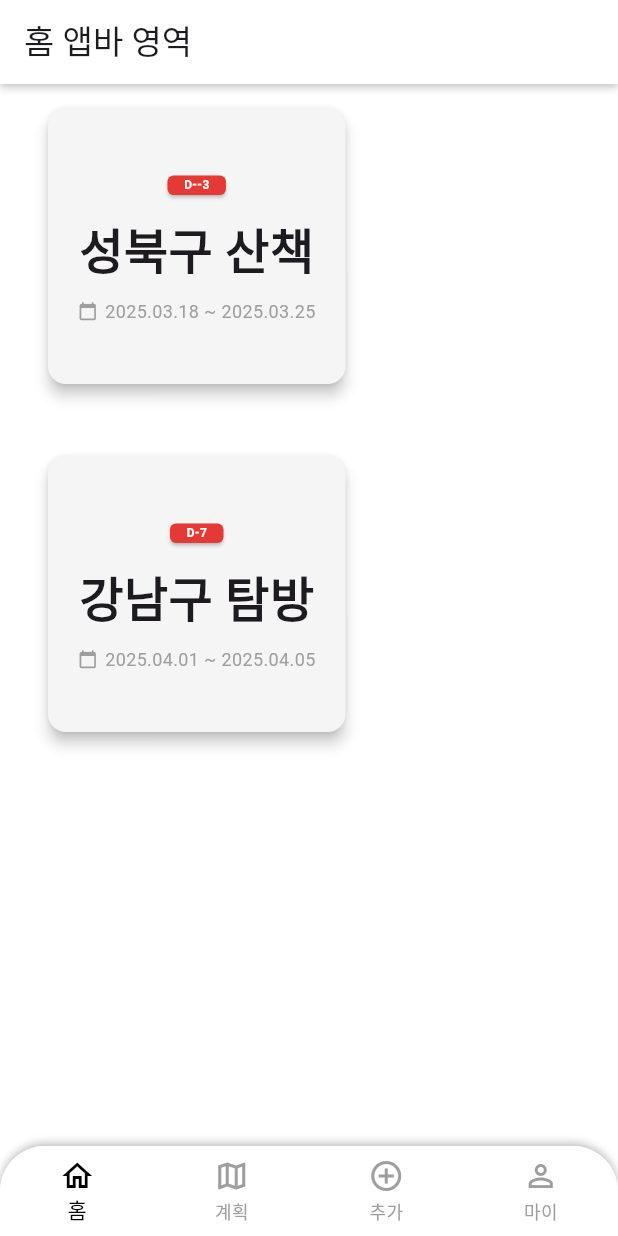
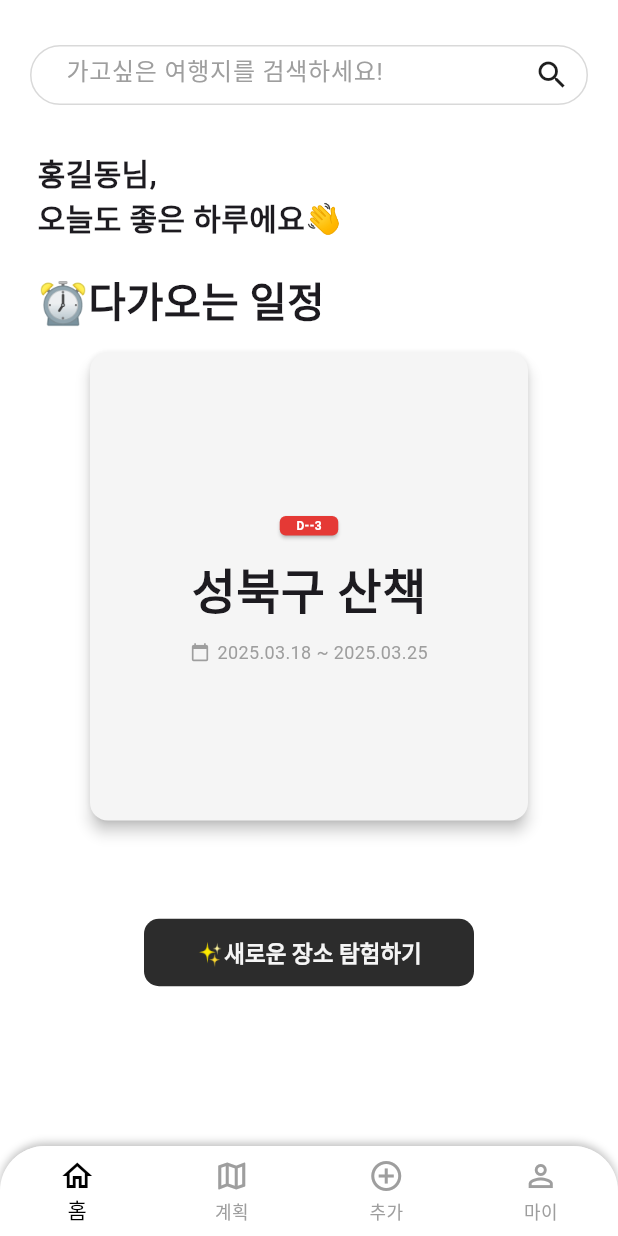
Before and after one commit to Poiurity/FE_Flutter, a Flutter app: the screen it shows after launch, on a phone screen of 412 x 824 dp. Run offline on Flutter 3.47's test engine with Material 3 defaults, Android fonts, the light colour scheme and no system bars.

Commit message:
feature: 2차 업데이트

```diff
--- a/lib/components/app_bar.dart
+++ b/lib/components/app_bar.dart
@@ -8,14 +8,15 @@ class DefaultAppBar extends StatelessWidget implements PreferredSizeWidget {
   @override
   Widget build(BuildContext context) {
     return Container(
+      // AppBar에 그림자 효과 추가
       decoration: BoxDecoration(
-          boxShadow: [
-            BoxShadow(
-                color: Color(0x3F000000),
-                blurRadius: 4,
-                offset: Offset(0, 2)
-            )
-          ]
+        boxShadow: [
+          BoxShadow(
+            color: Color(0x3F000000),
+            blurRadius: 4,
+            offset: Offset(0, 2),
+          )
+        ],
       ),
       height: 120,
       child: AppBar(
@@ -25,6 +26,68 @@ class DefaultAppBar extends StatelessWidget implements PreferredSizeWidget {
     );
   }
 
+  // AppBar 높이 설정 (kToolbarHeight = 기본 높이)
   @override
   Size get preferredSize => const Size.fromHeight(kToolbarHeight);
 }
+
+class SearchAppBar extends StatelessWidget implements PreferredSizeWidget {
+  const SearchAppBar({Key? key}) : super(key: key);
+
+  @override
+  Widget build(BuildContext context) {
+
+    // SafeArea -> 노치 등 시스템 UI와 겹치지 않게 함
+    return SafeArea(
+
+      // appBar 대신 Container 반환
+      child: Container(
+        height: preferredSize.height,
+        color: Colors.transparent, // AppBar 배경 없음
+        padding: const EdgeInsets.symmetric(horizontal: 20),
+        alignment: Alignment.center,
+        child: Container(
+          height: 40,
+          decoration: BoxDecoration(
+            color: Colors.white,
+            borderRadius: BorderRadius.circular(30),
+
+          ),
+          child: TextField(
+            decoration: InputDecoration(
+              hintText: '가고싶은 여행지를 검색하세요!',
+              hintStyle: const TextStyle(fontSize: 16, color: Colors.grey),
+
+              // 입력 가능할 경우(아무 동작도 하지 않았을 때) 검색창 스타일
+              enabledBorder: OutlineInputBorder(
+                  borderRadius: BorderRadius.circular(30),
+                  borderSide: const BorderSide(color: Color(0xFFD9D9D9))
+              ),
+
+              // 입력 중일 경우 검색창 스타일
+              focusedBorder: OutlineInputBorder(
+                  borderRadius: BorderRadius.circular(30),
+                  borderSide: const BorderSide(color: Color(0xFFD9D9D9))
+              ),
+
+              // 입력 중인 텍스트에 대한 패딩
+              contentPadding: const EdgeInsets.symmetric(horizontal: 20, vertical: 14),
+
+              // 검색창 우측 부분에 표시될 아이콘
+              suffixIcon: IconButton(
+                icon: const Icon(Icons.search, color: Color(0xFF1E1E1E)),
+                onPressed: () {
+                  // 더미 검색 기능
+                  debugPrint("검색 버튼 클릭됨 (추후 기능 연결 예정)");
+                },
+              ),
+            ),
+          ),
+        ),
+      ),
+    );
+  }
+
+  @override
+  Size get preferredSize => const Size.fromHeight(100);
+}
--- a/lib/components/plan_card.dart
+++ b/lib/components/plan_card.dart
@@ -1,54 +1,67 @@
 import 'package:flutter/material.dart';
-import '../pages/connection_example.dart'; // Import the new page
+import '../pages/connection_example.dart'; // 연결될 페이지 import
 
 class PlanCard extends StatelessWidget {
-  final String title; // 카드 제목
-  final String startDate; // 시작 날짜 (YYYY.MM.DD 형식)
-  final String endDate; // 끝 날짜 (YYYY.MM.DD 형식)
+  final String title;      // 카드 제목
+  final String startDate;  // 여행 시작 날짜 (형식: YYYY.MM.DD)
+  final String endDate;    // 여행 종료 날짜 (형식: YYYY.MM.DD)
+  final double size_h; // 카드의 높이
+  final double size_w; // 카드의 너비
 
   const PlanCard({
     Key? key,
     required this.title,
     required this.startDate,
     required this.endDate,
+    required this.size_h,
+    required this.size_w,
   }) : super(key: key);
 
-  // 남은 날 계산 함수
+  // 종료일까지 남은 일 수 계산
   int calculateRemainingDays(String endDate) {
-    final today = DateTime.now(); // 현재 날짜
-    final endDateObj = DateTime.parse(endDate.replaceAll('.', '-')); // 종료 날짜를 DateTime으로 변환
-    final difference = endDateObj.difference(today); // 차이 계산
-    return difference.inDays; // 남은 날 반환
+    final today = DateTime.now();
+    final endDateObj = DateTime.parse(endDate.replaceAll('.', '-'));
+    final difference = endDateObj.difference(today);
+    return difference.inDays;
   }
 
-  // 날짜 범위 문자열 생성
+  // 시작일 ~ 종료일 형식의 날짜 범위 문자열 반환
   String get dateRange => "$startDate ~ $endDate";
 
   @override
   Widget build(BuildContext context) {
-    final remainingDays = calculateRemainingDays(endDate); // 남은 날 계산
+    final remainingDays = calculateRemainingDays(endDate);
 
-    return InkWell(
-      onTap: () {
-        Navigator.push(
-          context,
-          MaterialPageRoute(builder: (context) => const ConnectionPageExample()), // Navigate to the new page
-        );
-      },
+    return SizedBox( // 카드 위젯의 크기 명시
+      height: size_h,
+      width: size_w,
       child: Card(
+        clipBehavior: Clip.antiAlias, // 카드 외부 영역이 터지되지 않도록 처리함
+
         color: Color(0xFFF5F5F5),
         elevation: 4,
         shape: RoundedRectangleBorder(
           borderRadius: BorderRadius.circular(12),
         ),
-        margin: const EdgeInsets.all(16),
+        child: InkWell(
+          onTap: () {
+            Navigator.push(
+              context,
+              MaterialPageRoute(
+                builder: (context) => const ConnectionPageExample(),
+              ),
+            );
+          },
           child: Padding(
-          padding: const EdgeInsets.fromLTRB(20, 40, 20, 40), // 내부 여백 조정
+            padding: const EdgeInsets.fromLTRB(20, 40, 20, 40),
+
             child: Column(
-            mainAxisAlignment: MainAxisAlignment.center, // 세로축 중앙 정렬
-            crossAxisAlignment: CrossAxisAlignment.center, // 가로축 중앙 정렬
-            mainAxisSize: MainAxisSize.min, // 내용에 맞게 크기 조정
+              mainAxisAlignment: MainAxisAlignment.center,
+              crossAxisAlignment: CrossAxisAlignment.center,
+              mainAxisSize: MainAxisSize.min,
+
               children: [
+                // D-day 표시 영역
                 Card(
                   color: Colors.red[600],
                   shape: RoundedRectangleBorder(
@@ -56,34 +69,43 @@ class PlanCard extends StatelessWidget {
                   ),
                   margin: const EdgeInsets.all(5),
                   child: Padding(
-                  padding:
-                  const EdgeInsets.symmetric(horizontal: 11, vertical: 1),
-                  child: Text("D-$remainingDays",
+                    padding: const EdgeInsets.symmetric(horizontal: 11, vertical: 1),
+                    child: Text(
+                      "D-$remainingDays",
                       style: TextStyle(
                         color: Colors.white,
                         fontSize: 8,
-                          fontWeight: FontWeight.bold)),
+                        fontWeight: FontWeight.bold,
                       ),
                     ),
-              const SizedBox(height: 8), // 간격 추가
-              Text(title,
-                  style:
-                  TextStyle(fontSize: 32, fontWeight: FontWeight.bold)),
+                  ),
+                ),
+
                 const SizedBox(height: 8),
+
+                // 여행 제목
+                Text(
+                  title,
+                  style: TextStyle(fontSize: 32, fontWeight: FontWeight.bold),
+                ),
+
+                const SizedBox(height: 8),
+
+                // 여행 날짜 범위 (달력 아이콘 + 텍스트)
                 Row(
-                mainAxisSize: MainAxisSize.min, // Row 크기를 내용에 맞게 조정
-                mainAxisAlignment:
-                MainAxisAlignment.center, // Row 내부 요소 중앙 정렬
+                  mainAxisSize: MainAxisSize.min,
+                  mainAxisAlignment: MainAxisAlignment.center,
                   children: [
-                  Icon(Icons.calendar_today,
-                      size: 13, color: Colors.grey),
+                    Icon(Icons.calendar_today, size: 13, color: Colors.grey),
                     const SizedBox(width: 5),
-                  Text(dateRange,
-                      style:
-                      TextStyle(fontSize: 12, color: Colors.grey)),
+                    Text(
+                      dateRange,
+                      style: TextStyle(fontSize: 12, color: Colors.grey),
+                    ),
                   ],
-              )
+                ),
               ],
+            ),
           ),
         ),
       ),
--- /dev/null
+++ b/lib/components/proceed_button.dart
@@ -0,0 +1,49 @@
+import 'package:flutter/material.dart';
+
+class ProceedButton extends StatelessWidget {
+  final double size_w; // 버튼 너비
+  final double size_h; // 버튼 높이
+  final String text; // 버튼 텍스트
+  final FontWeight fontWeight_; // 버튼 텍스트 굵기
+  final double fontSize_; // 버튼 텍스트 크기
+  final EdgeInsetsGeometry padding_; // 버튼 패딩값
+  final Function()? onTap; // 탭할 시 실행될 함수
+
+  const ProceedButton ({
+    Key? key,
+    required this.size_w,
+    required this.size_h,
+    required this.text,
+    required this.fontSize_,
+    required this.fontWeight_,
+    required this.padding_,
+    this.onTap
+  }) : super(key: key);
+
+  @override
+  Widget build(BuildContext context) {
+    return ElevatedButton(
+      onPressed: onTap,
+      style: ButtonStyle(
+
+        // WidgetStateProperty.all -> hover, tap 등 모든 동작 상황에 같은 스타일 적용
+        backgroundColor: WidgetStateProperty.all(const Color(0xFF2C2C2C)),
+        foregroundColor: WidgetStateProperty.all(const Color(0xFFF5F5F5)),
+        padding: WidgetStateProperty.all(padding_),
+        fixedSize: WidgetStateProperty.all(Size(size_w, size_h)),
+        shape: WidgetStateProperty.all(
+          RoundedRectangleBorder(
+            borderRadius: BorderRadius.circular(10),
+          ),
+        ),
+        textStyle: WidgetStateProperty.all(
+          TextStyle(
+            fontSize: fontSize_,
+            fontWeight: fontWeight_,
+          ),
+        ),
+      ),
+      child: Text(text),
+    );
+  }
+}
--- a/lib/main.dart
+++ b/lib/main.dart
@@ -1,3 +1,34 @@
+/*
+* << 파일 변경사항에 따라 지속적으로 수정될 예정 >>
+* - 2025-03-21: 최초 추가
+* - 2025-03-23: proceed_button.dart 추가, app_bar.dart에 SearchBar 클래스 추가, plan_card.dart에 사이즈값 인자 추가
+* < 네이밍 관련 >
+* - 모든 코드 작성은 피그마 페이지를 기준으로 함
+* - 같은 탭(홈,계획,추가,마이) 내의 페이지일 경우 <탭 이름>_<라우팅 순서>로 네이밍 함
+*   - 라우팅 순서는 피그마 페이지에서 각 탭별로 왼쪽 -> 오른쪽 순서
+*
+* < 전반적인 코드 실행 흐름 >
+* 1. main.dart : runApp()을 통해 앱 실행, MainScreen으로 라우팅
+* 2. mainscreen.dart : bottomNavigationBar의 동작 처리, 각 페이지(home, plan, add, my)로 라우팅
+* pages : 각 페이지에 대한 dart 파일
+*   1. home page
+*     - home_page.dart
+*   2. plan page
+*     - plan_page.dart
+*   3. add page
+*     - add_page_1.dart
+*     - add_page_2.dart
+*     - add_page_3.dart
+*   4. my page
+*     - my_page.dart
+* components : 네비바, 앱바, 각종 블록 단위 요소들을 각 페이지마다 호출해 사용할 수 있도록 구성
+*   1. app_bar.dart : 그림자, 색상, 크기(높이) 정의
+*   2. bottom_navi_bar.dart : 색상, radius, Items(아이콘, 라벨) 정의
+*   3. dropdown_card.dart : 추가 탭의 첫 번째 페이지에 사용되는 드롭다운 박스 요소
+*   4. plan_card.dart : 홈, 계획 탭에 사용되는 여행 정보를 나타내는 카드 요소
+*   5. proceed_button.dart : 계획, 홈 탭에서 사용되는 버튼(검은색), 주로 다음 단계로 건너가기 위한 버튼으로 사용됨
+* */
+
 import 'package:flutter/material.dart';
 import 'mainscreen.dart';
 
@@ -6,13 +37,20 @@ void main() {
 }
 
 class MyApp extends StatelessWidget {
+
+  // username, welcome_message : homepage에서 사용될 텍스트 정보
+  final String username = '홍길동';
+  final String welcome_message = '오늘도 좋은 하루에요👋';
+
   const MyApp({super.key});
 
   @override
   Widget build(BuildContext context) {
     return MaterialApp(
       debugShowCheckedModeBanner: false,
-      home: const MainScreen(),
+      home: MainScreen(
+          username: username,
+          welcome_message: welcome_message),
     );
   }
 }
--- a/lib/mainscreen.dart
+++ b/lib/mainscreen.dart
@@ -1,12 +1,19 @@
 import 'package:flutter/material.dart';
-import 'pages/add_page_1.dart';
-import 'pages/home_page.dart';
-import 'pages/my_page.dart';
-import 'pages/plan_page.dart';
+import 'pages/add_page/add_page_1.dart';
+import 'pages/home_page/home_page.dart';
+import 'pages/my_page/my_page.dart';
+import 'pages/plan_page/plan_page.dart';
 import 'components/bottom_navi_bar.dart';
 
 class MainScreen extends StatefulWidget {
-  const MainScreen({Key? key}) : super(key: key);
+  final String username;
+  final String welcome_message;
+
+  const MainScreen({
+    required this.username,
+    required this.welcome_message,
+    Key? key
+  }) : super(key: key);
 
   @override
   _MainScreenState createState() => _MainScreenState();
@@ -14,13 +21,14 @@ class MainScreen extends StatefulWidget {
 
 class _MainScreenState extends State<MainScreen> {
   int _currentIndex = 0;
-
-  // 각 탭에 대한 Navigator 키 리스트 정의
+  // 각 탭 별 Navigator 상태를 추적하기 위한 키 리스트
   late List<GlobalKey<NavigatorState>> _navigatorKeys;
 
-  // 각 페이지를 리스트로 정의
-  final List<Widget> _pages = [
-    const HomePage(),
+  // 하단 탭에 연결될 페이지 목록
+  List<Widget> get _pages => [
+    HomePage(
+        username: widget.username,
+        welcome_message: widget.welcome_message),
     const PlanPage(),
     const AddPage(),
     const MyPage(),
@@ -29,45 +37,49 @@ class _MainScreenState extends State<MainScreen> {
   @override
   void initState() {
     super.initState();
-    // 각 탭에 대한 Navigator 키 초기화
-    _navigatorKeys =
-        List.generate(_pages.length, (index) => GlobalKey<NavigatorState>());
+
+    // 페이지 수만큼 Navigator 키 초기화
+    _navigatorKeys = List.generate(
+      _pages.length,
+          (index) => GlobalKey<NavigatorState>(),
+    );
   }
 
+  // 안드로이드 '뒤로 가기' 동작 처리
   Future<bool> _onPop() async {
-    // 현재 활성화된 탭의 Navigator에서 뒤로 가기 동작 처리
-    final canPop = await _navigatorKeys[_currentIndex].currentState?.maybePop() ?? false;
+    final canPop = await _navigatorKeys[_currentIndex].currentState
+        ?.maybePop() ?? false;
     return !canPop;
   }
 
   @override
   Widget build(BuildContext context) {
     return PopScope(
-      canPop: true,
+      canPop: false,
       onPopInvokedWithResult: (didPop, result) async {
-        if (!didPop){
+        if (!didPop) {
           await _onPop();
         }
         true;
       },
       child: Scaffold(
         extendBody: true,
-        body: IndexedStack(
-            index: _currentIndex, // 현재 선택된 페이지만 표시
-            children: List.generate(_pages.length, (index) {
-              return Navigator(
-                key: _navigatorKeys[index],
-                onGenerateRoute: (settings) => MaterialPageRoute(
-                    builder: (context) => _pages[index]
-                ),
-              );
-            })
+
+        //  IndexedStack 제거 → 상태 유지 안함
+        //  선택된 탭 페이지만 직접 렌더링
+        body: Navigator(
+          key: _navigatorKeys[_currentIndex],
+          onGenerateRoute: (settings) =>
+              MaterialPageRoute(
+                builder: (context) => _pages[_currentIndex],
+              ),
         ),
+
         bottomNavigationBar: CustomBottomNavigationBar(
           currentIndex: _currentIndex,
           onTap: (index) {
             setState(() {
-              _currentIndex = index; // 페이지 전환
+              _currentIndex = index;
             });
           },
         ),
--- a/lib/pages/add_page_1.dart
+++ b/lib/pages/add_page/add_page_1.dart
@@ -1,6 +1,6 @@
 import 'package:flutter/material.dart';
-import '../components/app_bar.dart'; // 앱바 컴포넌트 import
-import '../components/dropdown_card.dart'; // DropItem 위젯 import
+import '../../components/app_bar.dart';           // 공통 AppBar 컴포넌트
+import '../../components/dropdown_card.dart';    // 여행지 선택용 드롭다운 카드
 
 class AddPage extends StatelessWidget {
   const AddPage({Key? key}) : super(key: key);
@@ -9,55 +9,67 @@ class AddPage extends StatelessWidget {
   Widget build(BuildContext context) {
     return Scaffold(
       backgroundColor: Color(0xFFFFFFFF),
-      appBar: const DefaultAppBar(title: "새 여행지 추가"), // 앱바 설정
+
+      // 상단 앱바 설정
+      appBar: const DefaultAppBar(title: "새 여행지 추가"),
+
+      // 스크롤 가능한 콘텐츠 영역
       body: SingleChildScrollView(
         child: Padding(
           padding: const EdgeInsets.symmetric(vertical: 8, horizontal: 26),
+
+          // 안내 문구와 지역별 드롭다운 카드들을 세로로 배치
           child: Column(
             crossAxisAlignment: CrossAxisAlignment.start,
             children: [
+
               SizedBox(height: 26),
+
+              // 안내 문구 (가운데 정렬)
               Center(
-                  child: Text(
-                    "✈️ 떠나고 싶은 장소가 있나요?",
-                    style: TextStyle(fontSize: 24, fontWeight: FontWeight.bold),
-                  )
+                child: Text(
+                  "✈️ 떠나고 싶은 장소가 있나요?",
+                  style: TextStyle(fontSize: 24, fontWeight: FontWeight.bold),
+                ),
               ),
+
               SizedBox(height: 26),
+
+              // 서초구 DropItem
               DropItem(
                 title: "서초구",
                 items: [
                   {
-                    "imageUrl":
-                    "https://upload.wikimedia.org/wikipedia/commons/thumb/a/a3/Bukak.jpg/440px-Bukak.jpg",
+                    "imageUrl": "https://upload.wikimedia.org/wikipedia/commons/thumb/a/a3/Bukak.jpg/440px-Bukak.jpg",
                     "title": "국민대학교",
                     "description": "죽기 전에 꼭 가봐야 할 대학순위 Top1dfdfdfddfdfdfdfdfdfdf"
                   },
                   {
-                    "imageUrl":
-                    "https://upload.wikimedia.org/wikipedia/commons/thumb/a/a3/Bukak.jpg/440px-Bukak.jpg",
+                    "imageUrl": "https://upload.wikimedia.org/wikipedia/commons/thumb/a/a3/Bukak.jpg/440px-Bukak.jpg",
                     "title": "서울대학교",
                     "description": "명문대의 상징"
                   },
                 ],
               ),
+
+              // 용산구 DropItem
               DropItem(
                 title: "용산구",
                 items: [
                   {
-                    "imageUrl":
-                    "https://upload.wikimedia.org/wikipedia/commons/thumb/a/a3/Bukak.jpg/440px-Bukak.jpg",
+                    "imageUrl": "https://upload.wikimedia.org/wikipedia/commons/thumb/a/a3/Bukak.jpg/440px-Bukak.jpg",
                     "title": "이태원",
                     "description": "외국 문화를 느낄 수 있는 곳"
                   },
                   {
-                    "imageUrl":
-                    "https://upload.wikimedia.org/wikipedia/commons/thumb/a/a3/Bukak.jpg/440px-Bukak.jpg",
+                    "imageUrl": "https://upload.wikimedia.org/wikipedia/commons/thumb/a/a3/Bukak.jpg/440px-Bukak.jpg",
                     "title": "남산타워",
                     "description": "서울의 랜드마크"
                   },
                 ],
               ),
+
+              // 마포구 DropItem (현재 아이템 없음)
               DropItem(
                 title: "마포구",
                 items: [],
--- a/lib/pages/home_page.dart
+++ /dev/null
@@ -1,34 +0,0 @@
-
-import 'package:flutter/material.dart';
-import '../components/app_bar.dart';
-import '../components/plan_card.dart'; // PlanCard import
-
-class HomePage extends StatelessWidget {
-  const HomePage({Key? key}) : super(key: key);
-
-  @override
-  Widget build(BuildContext context) {
-    return Scaffold(
-      backgroundColor: Color(0xFFFFFFFF),
-      appBar: const DefaultAppBar(title: "홈 앱바 영역"),
-      body: Padding(
-        padding: const EdgeInsets.symmetric(horizontal: 16), // 좌우 여백 추가
-        child: Column(
-          children: [
-            PlanCard(
-              title: "성북구 산책",
-              startDate: "2025.03.18",
-              endDate: "2025.03.25",
-            ),
-            const SizedBox(height: 16), // 간격 추가
-            PlanCard(
-              title: "강남구 탐방",
-              startDate: "2025.04.01",
-              endDate: "2025.04.05",
-            ),
-          ],
-        ),
-      ),
-    );
-  }
-}
--- /dev/null
+++ b/lib/pages/home_page/home_page.dart
@@ -0,0 +1,107 @@
+import 'package:flutter/material.dart';
+import '../../components/app_bar.dart';
+import '../../components/plan_card.dart'; // 여행 계획 카드 컴포넌트
+import '../../components/proceed_button.dart'; // 버튼 컴포넌트
+
+class HomePage extends StatelessWidget {
+  final String username;
+  final String welcome_message;
+
+  const HomePage({
+    required this.username,
+    required this.welcome_message,
+    Key? key
+  }) : super(key: key);
+
+  @override
+  Widget build(BuildContext context) {
+    return Scaffold(
+      backgroundColor: Color(0xFFFFFFFF),
+
+      // 상단 앱바
+      appBar: const SearchAppBar(),
+
+      // 콘텐츠 영역
+      body: Padding(
+        padding: const EdgeInsets.symmetric(horizontal: 25), // 좌우 여백 설정
+
+        // 여행 계획 카드요소 및 텍스트 세로 방향으로 나열
+        child: Column(
+          crossAxisAlignment: CrossAxisAlignment.start,
+          children: [
+
+            // 유저 이름
+            Text(
+                '$username님,',
+                style: TextStyle(fontWeight: FontWeight.bold, fontSize: 20)
+            ),
+
+            // 웰컴 메세지
+            Text(
+                '$welcome_message',
+                style: TextStyle(fontWeight: FontWeight.bold, fontSize: 20)
+            ),
+            SizedBox(height: 20,),
+            Text(
+              '⏰다가오는 일정',
+              style: TextStyle(fontSize: 27, fontWeight: FontWeight.bold),
+            ),
+            SizedBox(height: 10,),
+            Center(
+              child: PlanCard(
+                title: "성북구 산책",
+                startDate: "2025.03.18",
+                endDate: "2025.03.25",
+                size_h: 320,
+                size_w: 300,
+              ),
+            ),
+            SizedBox(height: 60,),
+            Center(
+              /*
+              * size_w, size_h, fontSize_ : double
+              * text : String
+              * fontWeight_ : FontWeight
+              * padding_ : EdgeInsetsGeometry
+              * */
+                child: ProceedButton(
+                    size_w: 220,
+                    size_h: 45,
+                    text: "✨새로운 장소 탐험하기",
+                    fontSize_: 15,
+                    fontWeight_: FontWeight.bold,
+                    padding_: EdgeInsets.symmetric(vertical: 12.0, horizontal: 12.0)
+                )
+
+              /*ElevatedButton(
+                onPressed: () {
+                },
+
+                // 버튼 스타일 지정 (크기, 색상, 모서리 둥글기 등)
+                style: ElevatedButton.styleFrom(
+                  fixedSize: Size(220, 45),
+                  padding: EdgeInsets.symmetric(vertical: 12.0, horizontal: 12.0),
+                  backgroundColor: Color(0xFF2C2C2C),
+                  shape: RoundedRectangleBorder(
+                    borderRadius: BorderRadius.circular(10),
+                  ),
+                ),
+
+                child: Center(
+                  child: Text(
+                    "✨새로운 장소 탐험하기",
+                    style: TextStyle(
+                      color: Color(0xFFF5F5F5),
+                      fontSize: 15,
+                      fontWeight: FontWeight.bold,
+                    ),
+                  ),
+                ),
+              ),*/
+            ),
+          ],
+        ),
+      ),
+    );
+  }
+}
--- a/lib/pages/my_page.dart
+++ b/lib/pages/my_page/my_page.dart
@@ -1,5 +1,5 @@
 import 'package:flutter/material.dart';
-import '../components/app_bar.dart';
+import '../../components/app_bar.dart';
 
 
 class MyPage extends StatelessWidget {
--- a/lib/pages/plan_page.dart
+++ b/lib/pages/plan_page/plan_page.dart
@@ -1,5 +1,5 @@
 import 'package:flutter/material.dart';
-import '../components/app_bar.dart';
+import '../../components/app_bar.dart';
 
 class PlanPage extends StatelessWidget {
   const PlanPage({Key? key}) : super(key: key);
```
Also changed, not shown: lib/components/bottom_navi_bar.dart (+14 -9 lines), lib/components/dropdown_card.dart (+41 -16 lines), lib/pages/add_page/add_page_2.dart (added, +74 -0 lines), lib/pages/add_page/add_page_3.dart (added, +17 -0 lines), lib/pages/add_page_2.dart (deleted), 1 other file. Lines whose indentation alone changed are shown as unchanged.
